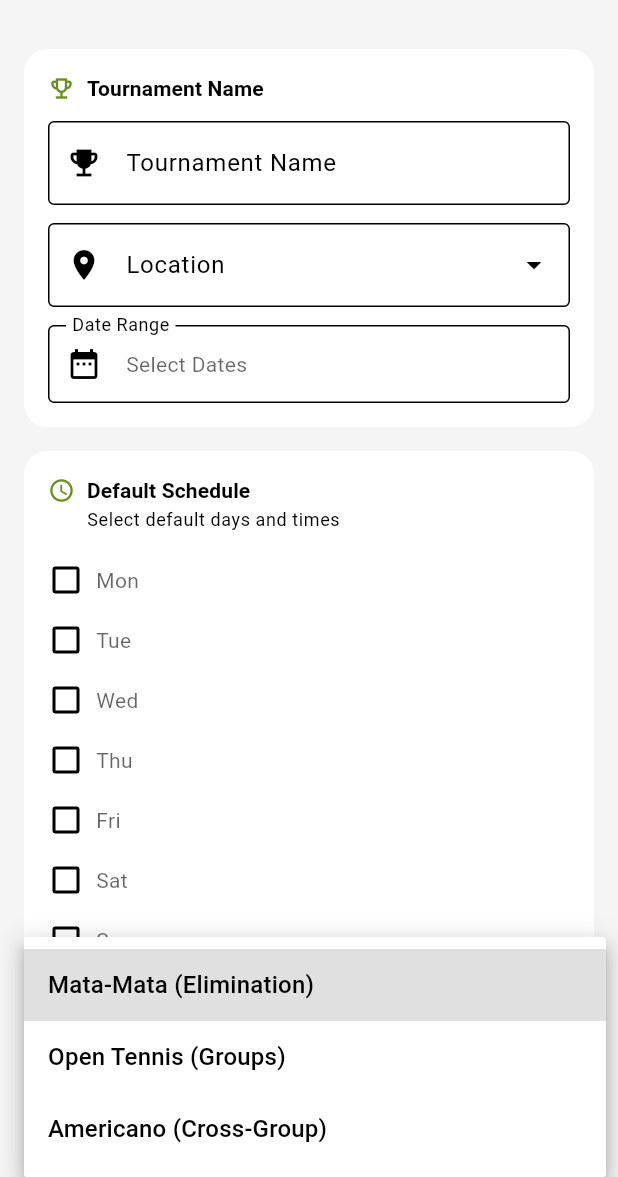
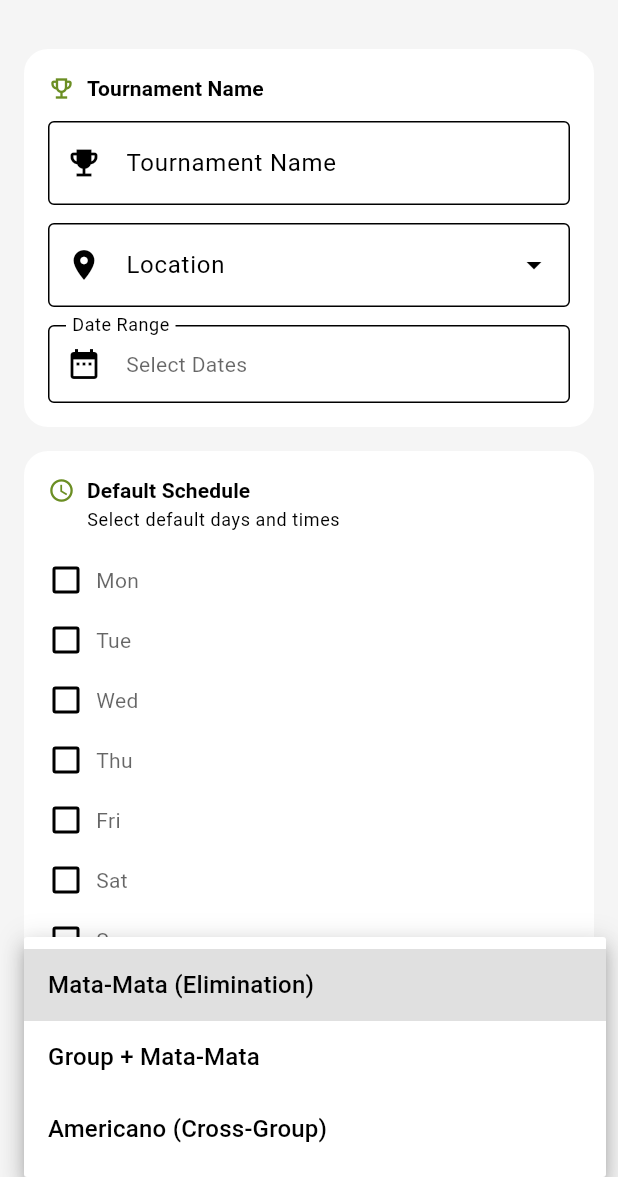
Before and after one commit to hugomatsu/tennis-tournament, a Flutter app: the CreateTournamentScreen screen opened by its route, after a tap on "Mata-Mata (Elimination)", on a phone screen of 412 x 824 dp, the part 59-1236 px from its top. Run offline on Flutter 3.47's test engine with Material 3 defaults, Android fonts, the phone set to English and light mode, and no system bars; our stand-ins replace cloud_firestore, firebase_analytics, firebase_auth, firebase_core, firebase_crashlytics, firebase_messaging and 15 more; missing offline and left inert: file_saver, super_clipboard, tutorial_coach_mark; accounts and stored records are empty; generated files the repository leaves out were written again.

```diff
--- a/lib/features/admin/presentation/create_tournament_screen.dart
+++ b/lib/features/admin/presentation/create_tournament_screen.dart
@@ -676,6 +676,40 @@ class _CreateTournamentScreenState extends ConsumerState<CreateTournamentScreen>
                       keyboardType: TextInputType.number,
                       onChanged: (v) => _pointsPerWin = int.tryParse(v) ?? 3,
                     ),
+                    const SizedBox(height: 16),
+                    const Divider(),
+                    const SizedBox(height: 8),
+                    // Scoring Mode
+                    DropdownButtonFormField<String>(
+                      value: _matchRules['scoringMode'] as String? ?? 'flat',
+                      decoration: InputDecoration(
+                        labelText: l10n.scoringMode,
+                        border: const OutlineInputBorder(),
+                        prefixIcon: const Icon(Icons.scoreboard),
+                      ),
+                      items: [
+                        DropdownMenuItem(value: 'flat', child: Text(l10n.flatScoring)),
+                        DropdownMenuItem(value: 'variable', child: Text(l10n.variableScoring)),
+                      ],
+                      onChanged: (value) => setState(() {
+                        _matchRules['scoringMode'] = value ?? 'flat';
+                      }),
+                    ),
+                    if (_matchRules['scoringMode'] == 'variable') ...[
+                      const SizedBox(height: 12),
+                      Wrap(
+                        spacing: 8,
+                        runSpacing: 8,
+                        children: [
+                          _PointsChip(label: l10n.pointsWin2_0Label, ruleKey: 'pointsWin2_0', rules: _matchRules, onChanged: (v) => setState(() => _matchRules['pointsWin2_0'] = v)),
+                          _PointsChip(label: l10n.pointsWin2_1Label, ruleKey: 'pointsWin2_1', rules: _matchRules, onChanged: (v) => setState(() => _matchRules['pointsWin2_1'] = v)),
+                          _PointsChip(label: l10n.pointsWinWOLabel, ruleKey: 'pointsWinWO', rules: _matchRules, onChanged: (v) => setState(() => _matchRules['pointsWinWO'] = v)),
+                          _PointsChip(label: l10n.pointsLoss1_2Label, ruleKey: 'pointsLoss1_2', rules: _matchRules, onChanged: (v) => setState(() => _matchRules['pointsLoss1_2'] = v)),
+                          _PointsChip(label: l10n.pointsLoss0_2Label, ruleKey: 'pointsLoss0_2', rules: _matchRules, onChanged: (v) => setState(() => _matchRules['pointsLoss0_2'] = v)),
+                          _PointsChip(label: l10n.pointsLossWOLabel, ruleKey: 'pointsLossWO', rules: _matchRules, onChanged: (v) => setState(() => _matchRules['pointsLossWO'] = v)),
+                        ],
+                      ),
+                    ],
                     const SizedBox(height: 12),
                     DropdownButtonFormField<String>(
                       value: _matchRules['opponentSelection'] as String? ?? 'random',
--- a/lib/l10n/app_en.arb
+++ b/lib/l10n/app_en.arb
@@ -310,8 +310,8 @@
   "accessDenied": "Access Denied",
   "comingSoon": "Coming Soon",
   "mataMataElimination": "Mata-Mata (Elimination)",
-  "openTennisGroups": "Open Tennis (Groups)",
-  "openTennisMode": "Open Tennis Mode",
+  "openTennisGroups": "Group + Mata-Mata",
+  "openTennisMode": "Group + Mata-Mata Mode",
   "goToHome": "Go to Home",
   "notAvailable": "N/A",
   "errorAddingParticipants": "Error adding participants: {error}",
@@ -440,7 +440,7 @@
   "tournamentScenariosDesc": "Create tournaments with pre-filled data to test bracket generation and user flows.",
   "openTennisRoundRobinDesc": "Round-robin groups with playoff bracket for group winners.",
   "simulationCreated": "Simulation \"{name}\" created successfully!",
-  "openTennisCreated": "Open Tennis \"{name}\" created successfully!",
+  "openTennisCreated": "Group + Mata-Mata \"{name}\" created successfully!",
   "simSmallTitle": "Small Tournament",
   "simSmallDesc": "4 Players, 1 Category. Simple bracket.",
   "simStandardTitle": "Standard Tournament",
--- a/lib/l10n/app_localizations.dart
+++ b/lib/l10n/app_localizations.dart
@@ -1877,13 +1877,13 @@ abstract class AppLocalizations {
   /// No description provided for @openTennisGroups.
   ///
   /// In en, this message translates to:
-  /// **'Open Tennis (Groups)'**
+  /// **'Group + Mata-Mata'**
   String get openTennisGroups;
 
   /// No description provided for @openTennisMode.
   ///
   /// In en, this message translates to:
-  /// **'Open Tennis Mode'**
+  /// **'Group + Mata-Mata Mode'**
   String get openTennisMode;
 
   /// No description provided for @goToHome.
@@ -2573,7 +2573,7 @@ abstract class AppLocalizations {
   /// No description provided for @openTennisCreated.
   ///
   /// In en, this message translates to:
-  /// **'Open Tennis \"{name}\" created successfully!'**
+  /// **'Group + Mata-Mata \"{name}\" created successfully!'**
   String openTennisCreated(Object name);
 
   /// No description provided for @simSmallTitle.
--- a/lib/l10n/app_localizations_en.dart
+++ b/lib/l10n/app_localizations_en.dart
@@ -939,10 +939,10 @@ class AppLocalizationsEn extends AppLocalizations {
   String get mataMataElimination => 'Mata-Mata (Elimination)';
 
   @override
-  String get openTennisGroups => 'Open Tennis (Groups)';
-
-  @override
-  String get openTennisMode => 'Open Tennis Mode';
+  String get openTennisGroups => 'Group + Mata-Mata';
+
+  @override
+  String get openTennisMode => 'Group + Mata-Mata Mode';
 
   @override
   String get goToHome => 'Go to Home';
@@ -1338,7 +1338,7 @@ class AppLocalizationsEn extends AppLocalizations {
 
   @override
   String openTennisCreated(Object name) {
-    return 'Open Tennis \"$name\" created successfully!';
+    return 'Group + Mata-Mata \"$name\" created successfully!';
   }
 
   @override
--- a/lib/l10n/app_localizations_pt.dart
+++ b/lib/l10n/app_localizations_pt.dart
@@ -940,10 +940,10 @@ class AppLocalizationsPt extends AppLocalizations {
   String get mataMataElimination => 'Mata-Mata (Eliminatória)';
 
   @override
-  String get openTennisGroups => 'Open Tennis (Grupos)';
-
-  @override
-  String get openTennisMode => 'Modo Open Tennis';
+  String get openTennisGroups => 'Grupos e Mata-Mata';
+
+  @override
+  String get openTennisMode => 'Modo Grupos e Mata-Mata';
 
   @override
   String get goToHome => 'Ir para Início';
@@ -1341,7 +1341,7 @@ class AppLocalizationsPt extends AppLocalizations {
 
   @override
   String openTennisCreated(Object name) {
-    return 'Open Tennis \"$name\" criado com sucesso!';
+    return 'Grupos e Mata-Mata \"$name\" criado com sucesso!';
   }
 
   @override
--- a/lib/l10n/app_pt.arb
+++ b/lib/l10n/app_pt.arb
@@ -291,8 +291,8 @@
   "accessDenied": "Acesso Negado",
   "comingSoon": "Em Breve",
   "mataMataElimination": "Mata-Mata (Eliminatória)",
-  "openTennisGroups": "Open Tennis (Grupos)",
-  "openTennisMode": "Modo Open Tennis",
+  "openTennisGroups": "Grupos e Mata-Mata",
+  "openTennisMode": "Modo Grupos e Mata-Mata",
   "goToHome": "Ir para Início",
   "notAvailable": "N/D",
   "errorAddingParticipants": "Erro ao adicionar participantes: {error}",
@@ -421,7 +421,7 @@
   "tournamentScenariosDesc": "Crie torneios com dados pré-preenchidos para testar a geração de chave e fluxos de usuário.",
   "openTennisRoundRobinDesc": "Grupos round-robin com chave de playoff para os vencedores de cada grupo.",
   "simulationCreated": "Simulação \"{name}\" criada com sucesso!",
-  "openTennisCreated": "Open Tennis \"{name}\" criado com sucesso!",
+  "openTennisCreated": "Grupos e Mata-Mata \"{name}\" criado com sucesso!",
   "simSmallTitle": "Torneio Pequeno",
   "simSmallDesc": "4 Jogadores, 1 Categoria. Chave simples.",
   "simStandardTitle": "Torneio Padrão",
```
Also changed, not shown: lib/features/tournaments/presentation/widgets/group_standings_view.dart (+73 -46 lines), 2 other files.
